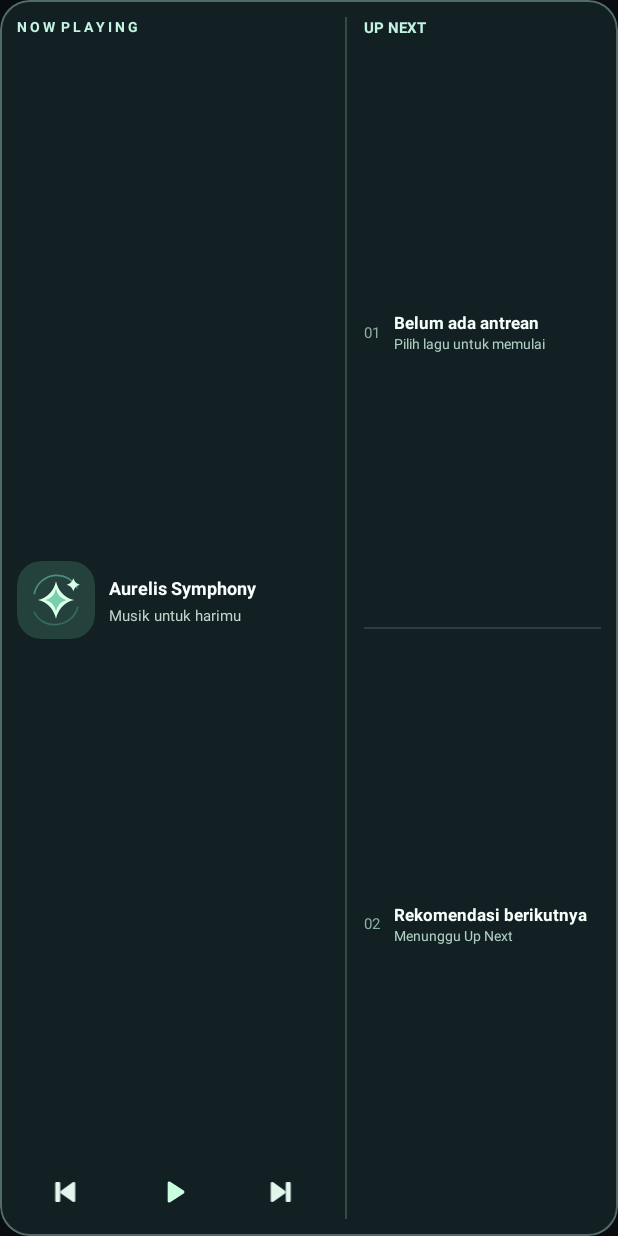
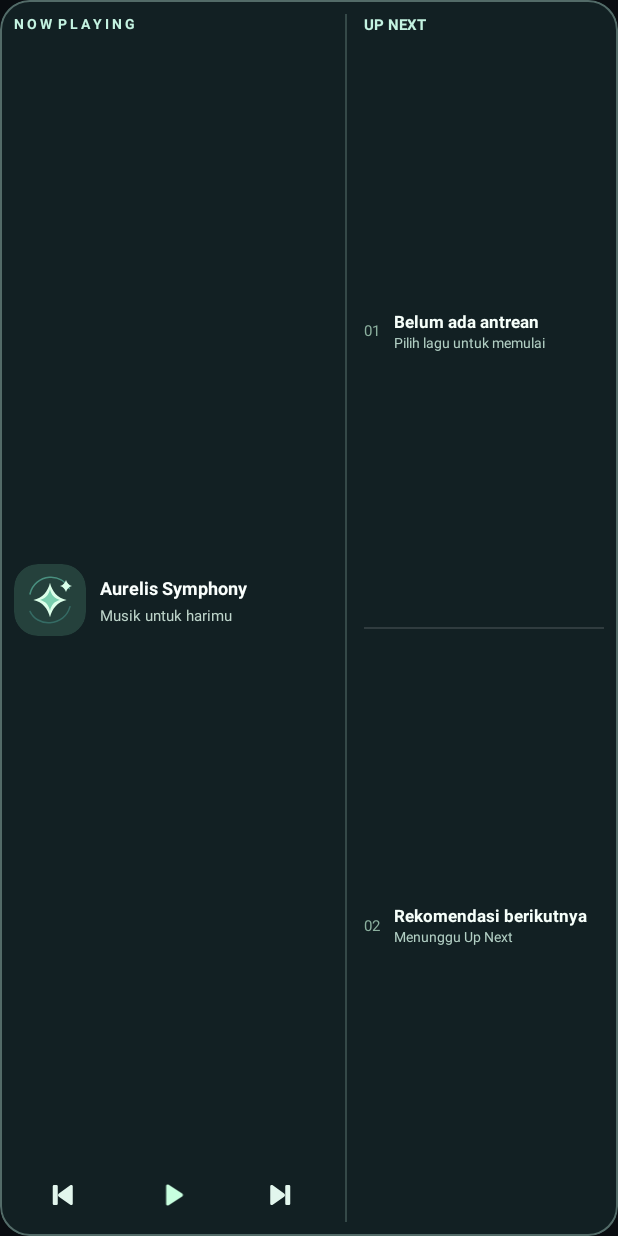
Before and after one commit to TerserahGw/aurelis-symphony-android, an Android app built with Jetpack Compose: the layout widget_aurelis.xml on its own in the app's theme, with its tools: preview values and no code run, on a phone screen of 412 x 824 dp. Run offline under Robolectric (Android 15) with nearby library versions, the phone set to English and light mode, and no system bars.

Commit message:
fix(widget): keep 4x2 artwork fully visible on 2-row launchers

```diff
--- a/app/src/main/res/layout/widget_aurelis.xml
+++ b/app/src/main/res/layout/widget_aurelis.xml
@@ -7,7 +7,7 @@
         android:layout_width="match_parent" android:layout_height="match_parent"
         android:scaleType="fitXY" android:contentDescription="@null"/>
     <LinearLayout android:layout_width="match_parent" android:layout_height="match_parent"
-        android:orientation="horizontal" android:padding="11dp">
+        android:orientation="horizontal" android:padding="9dp">
         <LinearLayout android:layout_width="0dp" android:layout_weight="1.14"
             android:layout_height="match_parent" android:orientation="vertical"
             android:paddingRight="10dp">
@@ -17,8 +17,8 @@
             <LinearLayout android:layout_width="match_parent" android:layout_height="0dp"
                 android:layout_weight="1" android:orientation="horizontal"
                 android:gravity="center_vertical">
-                <ImageView android:id="@+id/widget_art" android:layout_width="52dp"
-                    android:layout_height="52dp" android:src="@drawable/ic_aurelis_foreground"
+                <ImageView android:id="@+id/widget_art" android:layout_width="48dp"
+                    android:layout_height="48dp" android:src="@drawable/ic_aurelis_foreground"
                     android:background="@drawable/widget_album_frame"
                     android:clipToOutline="true" android:scaleType="centerCrop"
                     android:contentDescription="Cover lagu"/>
```
